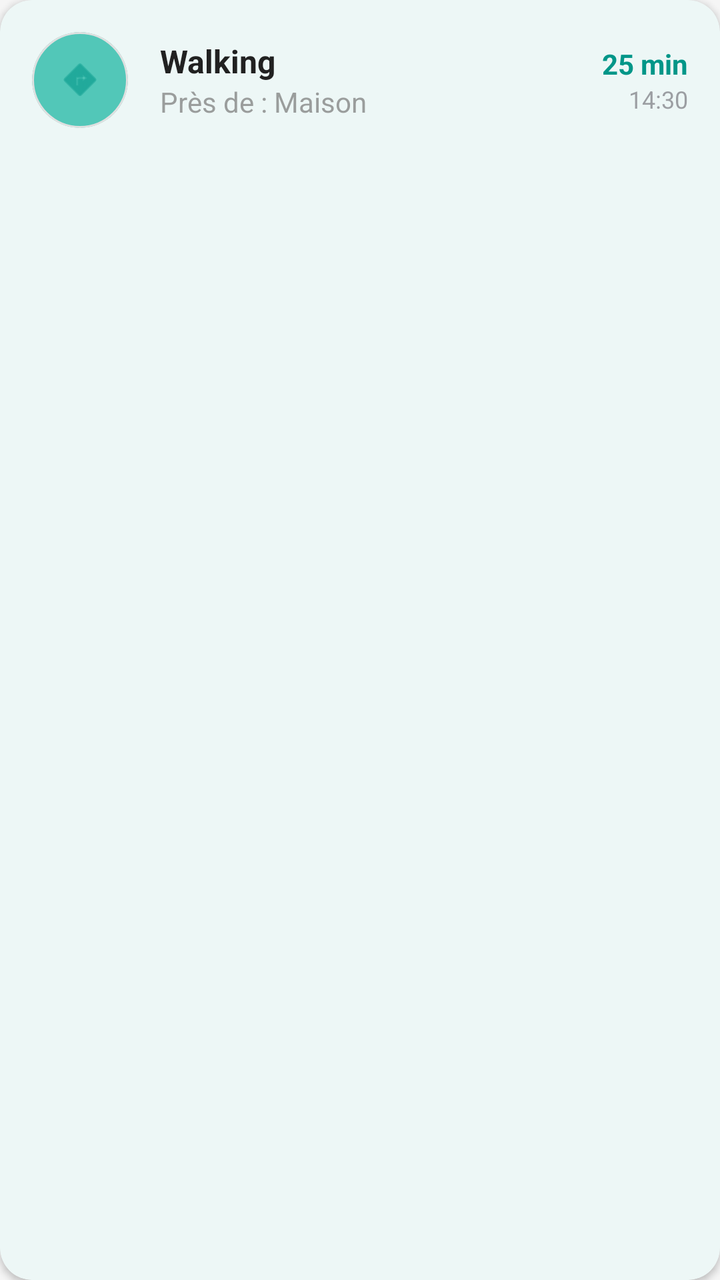
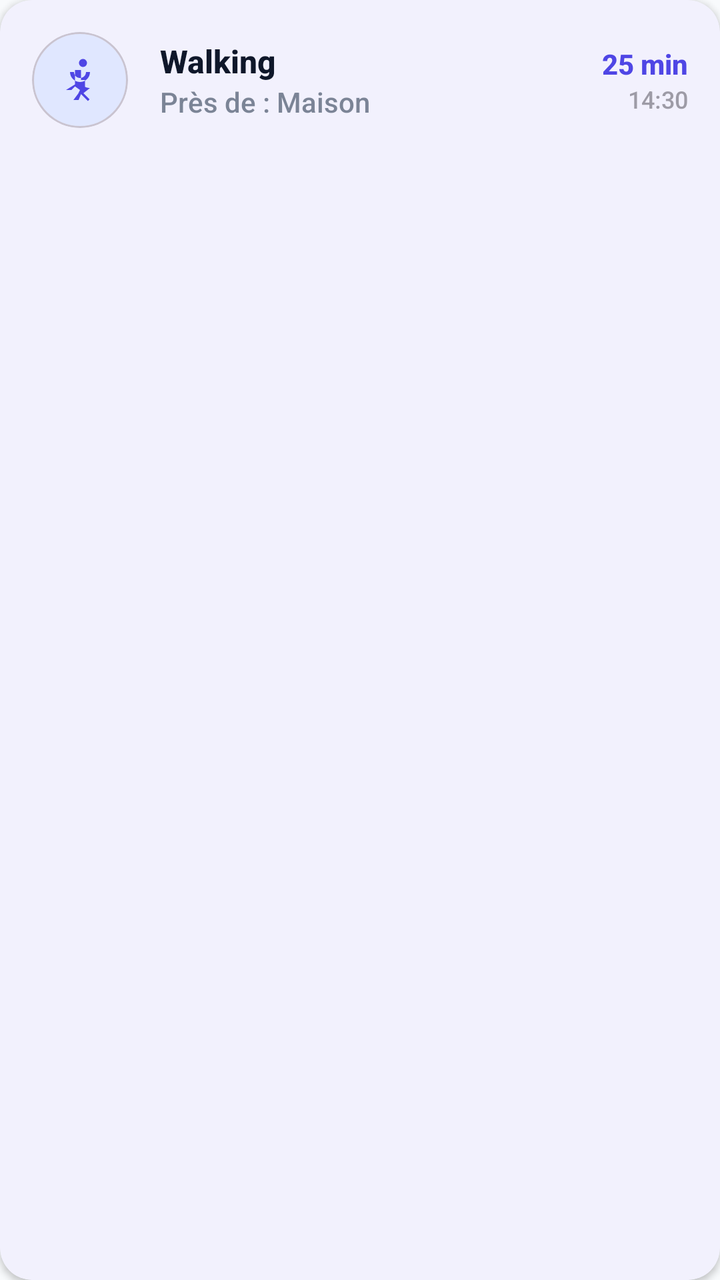

Before-and-after screenshots of an Android layout around one commit, followed by the original layout XML and the change that was made.
<!-- AndroidManifest.xml: application theme Theme.SmartLife -->
<!-- res/layout/item_activity.xml -->
<?xml version="1.0" encoding="utf-8"?>
<com.google.android.material.card.MaterialCardView xmlns:android="http://schemas.android.com/apk/res/android"
    xmlns:app="http://schemas.android.com/apk/res-auto"
    android:layout_width="match_parent"
    android:layout_height="wrap_content"
    android:layout_marginHorizontal="16dp"
    android:layout_marginVertical="8dp"
    app:cardCornerRadius="16dp"
    app:cardElevation="2dp"
    app:strokeWidth="0dp">

    <LinearLayout
        android:layout_width="match_parent"
        android:layout_height="wrap_content"
        android:orientation="horizontal"
        android:padding="16dp"
        android:gravity="center_vertical">

        <com.google.android.material.card.MaterialCardView
            android:layout_width="48dp"
            android:layout_height="48dp"
            app:cardCornerRadius="24dp"
            app:cardElevation="0dp"
            app:cardBackgroundColor="?attr/colorPrimaryContainer">

            <ImageView
                android:id="@+id/ivActivityIcon"
                android:layout_width="24dp"
                android:layout_height="24dp"
                android:layout_gravity="center"
                android:src="@android:drawable/ic_menu_directions"
                app:tint="?attr/colorPrimary" />
        </com.google.android.material.card.MaterialCardView>

        <LinearLayout
            android:layout_width="0dp"
            android:layout_height="wrap_content"
            android:layout_weight="1"
            android:layout_marginStart="16dp"
            android:orientation="vertical">

            <TextView
                android:id="@+id/tvActivityType"
                android:layout_width="wrap_content"
                android:layout_height="wrap_content"
                android:text="Walking"
                android:textSize="16sp"
                android:textStyle="bold"
                android:textColor="?attr/colorOnSurface" />

            <TextView
                android:id="@+id/tvActivityLocation"
                android:layout_width="wrap_content"
                android:layout_height="wrap_content"
                android:text="Près de : Maison"
                android:textSize="14sp"
                android:alpha="0.7"
                android:textColor="?attr/colorOnSurfaceVariant" />
        </LinearLayout>

        <LinearLayout
            android:layout_width="wrap_content"
            android:layout_height="wrap_content"
            android:orientation="vertical"
            android:gravity="end">

            <TextView
                android:id="@+id/tvActivityDuration"
                android:layout_width="wrap_content"
                android:layout_height="wrap_content"
                android:text="25 min"
                android:textSize="14sp"
                android:textStyle="bold"
                android:textColor="?attr/colorPrimary" />

            <TextView
                android:id="@+id/tvActivityTime"
                android:layout_width="wrap_content"
                android:layout_height="wrap_content"
                android:text="14:30"
                android:textSize="12sp"
                android:alpha="0.5" />
        </LinearLayout>

    </LinearLayout>
</com.google.android.material.card.MaterialCardView>
<!-- resources referenced by this layout -->
<resources>
  <style name="Theme.SmartLife" parent="Base.Theme.SmartLife" />
  <style name="Base.Theme.SmartLife" parent="Theme.Material3.DayNight.NoActionBar">
          
          
          <item name="colorPrimary">@color/primary_color</item>
          <item name="colorOnPrimary">@color/white</item>
          <item name="colorPrimaryContainer">@color/primary_light</item>
          <item name="colorOnPrimaryContainer">@color/primary_dark</item>
  
          
          <item name="colorSecondary">@color/secondary_color</item>
          <item name="colorOnSecondary">@color/white</item>
          <item name="colorSecondaryContainer">@color/secondary_light</item>
          <item name="colorOnSecondaryContainer">@color/secondary_dark</item>
  
          
          <item name="android:windowBackground">@color/bg_light</item>
          <item name="colorSurface">@color/white</item>
          <item name="colorOnSurface">@color/text_main</item>
          <item name="colorSurfaceVariant">@color/outline_variant</item>
          <item name="colorOnSurfaceVariant">@color/text_secondary</item>
          <item name="colorOutlineVariant">@color/outline_variant</item>
  
          
          <item name="android:fontFamily">sans-serif</item>
          <item name="textAppearanceTitleLarge">@style/TextAppearance.SmartLife.TitleLarge</item>
          <item name="textAppearanceBodyMedium">@style/TextAppearance.SmartLife.BodyMedium</item>
      </style>
  <color name="primary_color">#009688</color>
  <color name="white">#FFFFFFFF</color>
  <color name="primary_light">#52c7b8</color>
  <color name="primary_dark">#00675b</color>
  <color name="secondary_color">#FFAB40</color>
  <color name="secondary_light">#ffdd71</color>
  <color name="secondary_dark">#c67c00</color>
  <color name="bg_light">#F5F5F5</color>
  <color name="text_main">#212121</color>
  <color name="outline_variant">#E0E0E0</color>
  <color name="text_secondary">#757575</color>
  <style name="TextAppearance.SmartLife.TitleLarge" parent="TextAppearance.Material3.TitleLarge">
          <item name="android:textStyle">bold</item>
          <item name="android:textColor">@color/text_main</item>
      </style>
  <style name="TextAppearance.SmartLife.BodyMedium" parent="TextAppearance.Material3.BodyMedium">
          <item name="android:textColor">@color/text_secondary</item>
      </style>
</resources>

<!-- the commit's change to res/layout/item_activity.xml (unified diff, before → after) -->
@@ -28,7 +28,7 @@
                 android:layout_width="24dp"
                 android:layout_height="24dp"
                 android:layout_gravity="center"
-                android:src="@android:drawable/ic_menu_directions"
+                android:src="@drawable/ic_round_directions_run_24"
                 app:tint="?attr/colorPrimary" />
         </com.google.android.material.card.MaterialCardView>
 
<!-- resource entries referenced after the edit -->
@@ -1,5 +1,15 @@
 <!-- resources referenced by this layout -->
 <resources>
+  <!-- drawable ic_round_directions_run_24 (drawable) -->
+  <vector xmlns:android="http://schemas.android.com/apk/res/android"
+      android:width="24dp"
+      android:height="24dp"
+      android:viewportWidth="24"
+      android:viewportHeight="24">
+    <path
+        android:fillColor="@android:color/white"
+        android:pathData="M13.49,5.48c1.1,0 2,-0.9 2,-2s-0.9,-2 -2,-2 -2,0.9 -2,2 0.9,2 2,2zM12,13c-2.76,0 -5,-2.24 -5,-5h2c0,1.66 1.34,3 3,3s3,-1.34 3,-3h2c0,2.76 -2.24,5 -5,5zM17,16c-0.89,0 -1.74,-0.2 -2.5,-0.57V12h-2V7h-3v7.2L5,17h2.7l1.8,-1.8L12,17l-0.9,1.8L8.7,22h2.6l1.2,-3 3.5,3.5l0.8,-0.8 -3.1,-3.1L17,16zM15,10L15,10L15,10L15,10L15,10L15,10L15,10L15,10L15,10L15,10L15,10L15,10L15,10L15,10L15,10z"/>
+  </vector>
   <style name="Theme.SmartLife" parent="Base.Theme.SmartLife" />
   <style name="Base.Theme.SmartLife" parent="Theme.Material3.DayNight.NoActionBar">
           
@@ -16,35 +26,36 @@
           <item name="colorOnSecondaryContainer">@color/secondary_dark</item>
   
           
-          <item name="android:windowBackground">@color/bg_light</item>
-          <item name="colorSurface">@color/white</item>
+          <item name="colorTertiary">@color/tertiary_color</item>
+          <item name="colorOnTertiary">@color/white</item>
+          <item name="colorTertiaryContainer">@color/tertiary_light</item>
+          <item name="colorOnTertiaryContainer">@color/tertiary_dark</item>
+  
+          
+          <item name="android:windowBackground">@color/background_light</item>
+          <item name="colorSurface">@color/surface_color</item>
           <item name="colorOnSurface">@color/text_main</item>
           <item name="colorSurfaceVariant">@color/outline_variant</item>
           <item name="colorOnSurfaceVariant">@color/text_secondary</item>
-          <item name="colorOutlineVariant">@color/outline_variant</item>
+          <item name="colorOutline">@color/outline_variant</item>
   
           
-          <item name="android:fontFamily">sans-serif</item>
-          <item name="textAppearanceTitleLarge">@style/TextAppearance.SmartLife.TitleLarge</item>
-          <item name="textAppearanceBodyMedium">@style/TextAppearance.SmartLife.BodyMedium</item>
+          <item name="android:fontFamily">sans-serif-medium</item>
       </style>
-  <color name="primary_color">#009688</color>
+  <color name="primary_color">#4F46E5</color>
   <color name="white">#FFFFFFFF</color>
-  <color name="primary_light">#52c7b8</color>
-  <color name="primary_dark">#00675b</color>
-  <color name="secondary_color">#FFAB40</color>
-  <color name="secondary_light">#ffdd71</color>
-  <color name="secondary_dark">#c67c00</color>
-  <color name="bg_light">#F5F5F5</color>
-  <color name="text_main">#212121</color>
-  <color name="outline_variant">#E0E0E0</color>
-  <color name="text_secondary">#757575</color>
-  <style name="TextAppearance.SmartLife.TitleLarge" parent="TextAppearance.Material3.TitleLarge">
-          <item name="android:textStyle">bold</item>
-          <item name="android:textColor">@color/text_main</item>
-      </style>
-  <style name="TextAppearance.SmartLife.BodyMedium" parent="TextAppearance.Material3.BodyMedium">
-          <item name="android:textColor">@color/text_secondary</item>
-      </style>
+  <color name="primary_light">#E0E7FF</color>
+  <color name="primary_dark">#3730A3</color>
+  <color name="secondary_color">#06B6D4</color>
+  <color name="secondary_light">#CFFAFE</color>
+  <color name="secondary_dark">#0E7490</color>
+  <color name="tertiary_color">#F59E0B</color>
+  <color name="tertiary_light">#FEF3C7</color>
+  <color name="tertiary_dark">#B45309</color>
+  <color name="background_light">#F8FAFC</color>
+  <color name="surface_color">#FFFFFF</color>
+  <color name="text_main">#0F172A</color>
+  <color name="outline_variant">#E2E8F0</color>
+  <color name="text_secondary">#475569</color>
 </resources>
 
